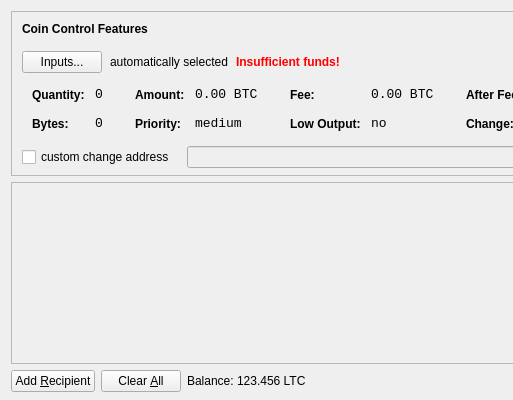
Above: src/qt/forms/sendcoinsdialog.ui from virtualeconomycoin/vec before the change; both pictures show x 0 to 513 and y 0 to 400 of the 850 by 400 pixel window. Below: the same form after it.
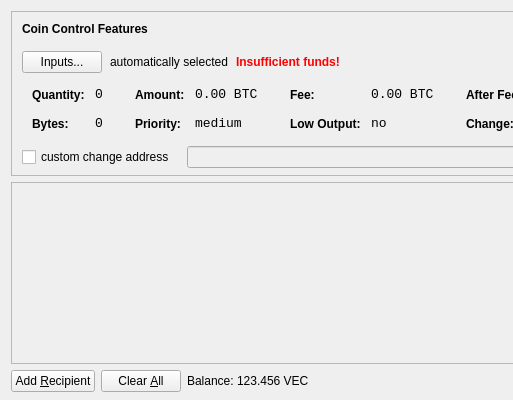
That is the form after the change. Icons and pictures are not drawn.

What changed in the file:
```diff
--- a/src/qt/forms/sendcoinsdialog.ui
+++ b/src/qt/forms/sendcoinsdialog.ui
@@ -720,7 +720,7 @@
           <cursorShape>IBeamCursor</cursorShape>
          </property>
          <property name="text">
-          <string>123.456 LTC</string>
+          <string>123.456 VEC</string>
          </property>
          <property name="textInteractionFlags">
           <set>Qt::LinksAccessibleByMouse|Qt::TextSelectableByKeyboard|Qt::TextSelectableByMouse</set>
```
